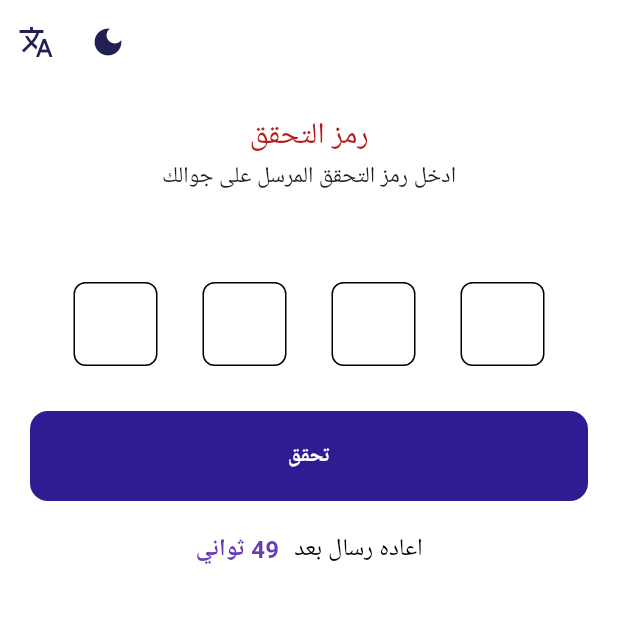
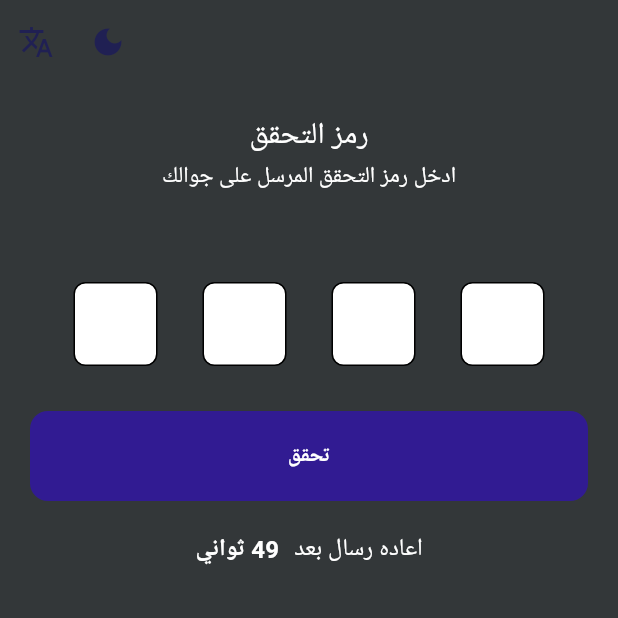
Before and after one commit to 1ahmeed/otp, a Flutter app: the screen it shows after launch, after a tap on "Check", after a tap on the "dark mode" icon, after a tap on the "translate" icon, on a phone screen of 412 x 824 dp, the top half of it. Run offline on Flutter 3.47's test engine with Material 3 defaults, Android fonts, the phone set to English and light mode, and no system bars; drawn by our look-alikes of pinput; our stand-ins replace bloc, dartz, device_preview, dio, equatable, flutter_bloc and 4 more.

Commit message:
fix bug conflict state

```diff
--- /dev/null
+++ b/lib/core/utils/cache_data.dart
@@ -0,0 +1,45 @@
+
+
+import 'package:shared_preferences/shared_preferences.dart';
+
+class CacheData{
+
+  static late SharedPreferences sharedPreferences ;
+
+  static init()async{
+
+    sharedPreferences = await SharedPreferences.getInstance();
+  }
+
+  static Future<bool> putBoolean({
+    required String key,
+    required bool value,
+  })async{
+    return await sharedPreferences.setBool(key, value);
+  }
+
+  static dynamic getData({
+    required String key,
+  }){
+    return  sharedPreferences.get(key);
+  }
+
+  static Future<bool> insertIntoCache({
+    required String key,
+    required dynamic value,
+  })async{
+    if(value is String) return await sharedPreferences.setString(key, value);
+    if(value is int) return await sharedPreferences.setInt(key, value);
+    if(value is bool) return await sharedPreferences.setBool(key, value);
+
+    return await sharedPreferences.setDouble(key, value);
+  }
+
+  static Future<bool> removeData({
+    required String key,
+  })async{
+    return await sharedPreferences.remove(key);
+  }
+
+
+}
--- a/lib/features/otp/presentation/bloc/app_bloc.dart
+++ b/lib/features/otp/presentation/bloc/app_bloc.dart
@@ -25,7 +25,7 @@ final LangAndModeDataSource  langAndModeDataSource;
       },
           getSavedLocaleEvent: () async{
             String lang=await langAndModeDataSource.getSavedLang();
-            emit(AppState.getSavedLocaleSuccess(lang));
+            emit(AppState.changeLocaleSuccess(lang));
           },
         changeModeEvent: (isDark)  {
             langAndModeDataSource.changeMode(isDark: isDark);
@@ -33,7 +33,7 @@ final LangAndModeDataSource  langAndModeDataSource;
         },
         getSavedModeEvent: ()async {
           bool mode=await langAndModeDataSource.getSavedMode();
-          emit (AppState.getSavedModeSuccess(mode)) ;
+          emit (AppState.changeModeSuccess(mode)) ;
         },
       );
     });
--- a/lib/features/otp/presentation/bloc/app_state.dart
+++ b/lib/features/otp/presentation/bloc/app_state.dart
@@ -4,8 +4,8 @@ part of 'app_bloc.dart';
 class AppState<T> with _$AppState<T> {
   const factory AppState.initial() = _Initial;
   const factory AppState.changeLocaleSuccess(String langCode) = _changeLocaleSuccess;
-  const factory AppState.getSavedLocaleSuccess(String langCode) = _getSavedLocaleSuccess;
+  // const factory AppState.getSavedLocaleSuccess(String langCode) = _getSavedLocaleSuccess;
   const factory AppState.changeModeSuccess(bool isDark) = _changeModeSuccess;
-  const factory AppState.getSavedModeSuccess(bool isDark) = _getSavedModeSuccess;
+  // const factory AppState.getSavedModeSuccess(bool isDark) = _getSavedModeSuccess;
 
 }
--- a/lib/main.dart
+++ b/lib/main.dart
@@ -4,6 +4,8 @@ import 'package:flutter/material.dart';
 import 'package:flutter_bloc/flutter_bloc.dart';
 import 'package:flutter_localizations/flutter_localizations.dart';
 import 'package:otp_creative_minds/core/routes/app_routes.dart';
+import 'package:otp_creative_minds/core/utils/app_string.dart';
+import 'package:otp_creative_minds/core/utils/cache_data.dart';
 import 'package:otp_creative_minds/core/utils/theme.dart';
 import 'package:shared_preferences/shared_preferences.dart';
 import 'features/otp/presentation/bloc/app_bloc.dart';
@@ -13,21 +15,23 @@ import 'injection_container.dart' as di;
 
 void main()async {
   WidgetsFlutterBinding.ensureInitialized();
+  await CacheData.init();
   await initServiceLocator();  // runApp(const MyApp());
   runApp(
     DevicePreview(
       enabled: !kReleaseMode,
-      builder: (context) => const MyApp(), // Wrap your app
+      builder: (context) =>   MyApp(), // Wrap your app
     ),
   );
 }
 
 class MyApp extends StatelessWidget {
-  const MyApp({super.key});
-
-  // This widget is the root of your application.
+    const MyApp({super.key});
+   static bool? mode=CacheData.getData(key: AppStrings.mode) ;
+    static String? lang=CacheData.getData(key: AppStrings.locale) ;
   @override
   Widget build(BuildContext context) {
+
     return MultiBlocProvider(
       providers: [
         BlocProvider(create: (context) => di.sl<AppBloc>()
@@ -35,19 +39,20 @@ class MyApp extends StatelessWidget {
            ..add(const AppEvent.getSavedModeEvent())
           ,)
       ],
-      child: BlocBuilder<AppBloc, AppState>(
+      child: BlocConsumer<AppBloc, AppState>(
+        listener: (context, state) {
+          state.whenOrNull(
+             changeModeSuccess: (isDark) => mode=isDark,
+              changeLocaleSuccess: (langCode) =>lang=langCode ,
+          );
+        },
         builder: (context, state) {
           return  MaterialApp(
-            locale:state.mapOrNull(
-              changeLocaleSuccess: (state) => Locale(state.langCode),
-              getSavedLocaleSuccess: (state) => Locale(state.langCode),
-            ),
+            locale:lang!=null? Locale(lang!):  null,
             theme:AppTheme.lightTheme ,
             darkTheme: AppTheme.darkTheme,
-            themeMode: state.mapOrNull(
-              changeModeSuccess: (state) => state.isDark?ThemeMode.dark:ThemeMode.light,
-              getSavedModeSuccess: (state) => state.isDark?ThemeMode.dark:ThemeMode.light,
-            ),
+            themeMode: mode!=null? mode!?ThemeMode.dark:ThemeMode.light:null,
+
             localizationsDelegates: const [
               S.delegate,
               GlobalMaterialLocalizations.delegate,
```
Also changed, not shown: lib/features/otp/presentation/bloc/app_bloc.freezed.dart, 1 other file.
